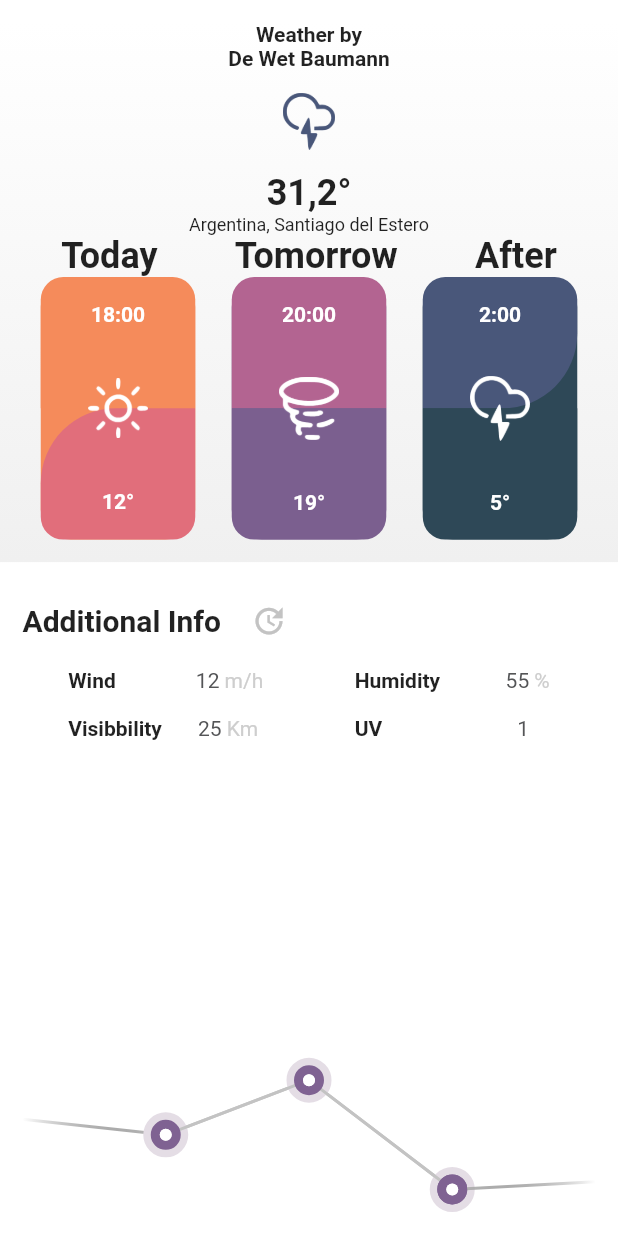
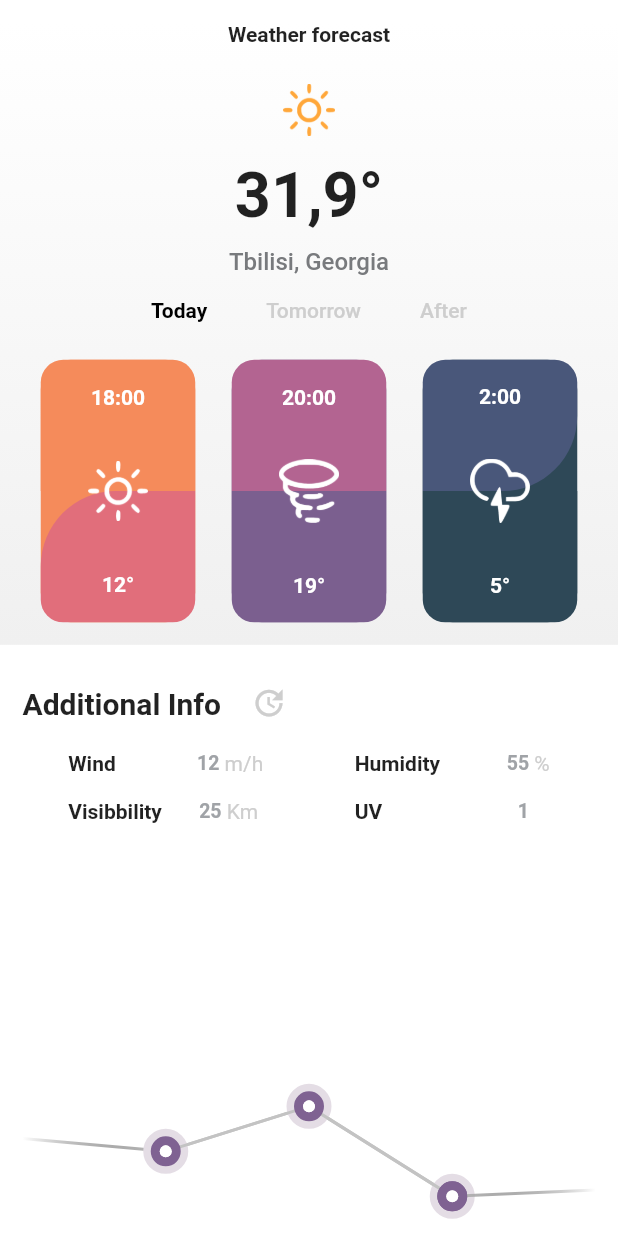
Before and after one commit to dewetbaumann/flutter-weather, a Flutter app: the screen it shows after launch, after a tap on the "update" icon, on a phone screen of 412 x 824 dp. Run offline on Flutter 3.47's test engine with Material 2 defaults, Android fonts, the light colour scheme and no system bars; drawn by our look-alikes of fl_chart; our stand-ins replace dio; network calls fail.

Commit message:
agregue comentarios para facilitar lectura de codigo
Modifique colores y fuentes en todos los lugares de la aplicacion

se renombro un widget y su archivo

```diff
--- a/lib/home_screen.dart
+++ b/lib/home_screen.dart
@@ -33,20 +33,27 @@ class HomeScreen extends StatelessWidget {
                 ),
                 child: Column(
                   children: const <Widget>[
+                    // Titulo de la app
                     Text(
-                      'Weather by\nDe Wet Baumann',
+                      'Weather forecast',
                       style: TextStyle(fontWeight: FontWeight.bold),
                       textAlign: TextAlign.center,
                     ),
+
+                    // Icono, temperatura actual y ubicación
                     CurrentStatus(
-                      icon: 'electric-storm',
-                      temperature: '31,2',
-                      ubication: 'Argentina, Santiago del Estero',
+                      icon: 'sun',
+                      temperature: '31,9',
+                      ubication: 'Tbilisi, Georgia',
                     ),
+
+                    // Tarjetas de la temperatura
                     DayCards(),
                   ],
                 ),
               ),
+
+              // Informacion adicional
               const Padding(
                 padding: EdgeInsets.symmetric(horizontal: 15),
                 child: AdditionalInfo(
@@ -56,6 +63,8 @@ class HomeScreen extends StatelessWidget {
                   uv: '1',
                 ),
               ),
+
+              // Grafica de la temperatura
               const CustomGraphic(
                 firstSpot: 14,
                 secondSpot: 12,
--- a/lib/ui/widgets/current_status.dart
+++ b/lib/ui/widgets/current_status.dart
@@ -23,7 +23,7 @@ class CurrentStatus extends StatelessWidget {
     return Column(
       children: <Widget>[
         Padding(
-          padding: const EdgeInsets.only(top: 15, bottom: 15),
+          padding: const EdgeInsets.only(top: 25, bottom: 15),
           child: Image.asset(
             'assets/images/$icon.png',
             color: color,
@@ -34,12 +34,19 @@ class CurrentStatus extends StatelessWidget {
           '$temperature°',
           style: const TextStyle(
             fontWeight: FontWeight.bold,
-            fontSize: 24,
+            fontSize: 42,
           ),
         ),
-        Text(
-          ubication,
-          style: const TextStyle(fontSize: 12),
+        Padding(
+          padding: const EdgeInsets.only(top: 10),
+          child: Text(
+            ubication,
+            style: const TextStyle(
+              fontSize: 16,
+              fontWeight: FontWeight.w500,
+              color: Color.fromARGB(255, 120, 122, 125),
+            ),
+          ),
         ),
       ],
     );
--- a/lib/ui/widgets/day_cards/all_cards.dart
+++ /dev/null
@@ -1,39 +0,0 @@
-import 'package:flutter/material.dart';
-import 'package:weather/ui/utils/colors_palette.dart';
-import 'package:weather/ui/widgets/day_cards/first_card.dart';
-
-class AllCards extends StatelessWidget {
-  const AllCards();
-
-  @override
-  Widget build(BuildContext context) {
-    return Row(
-      mainAxisAlignment: MainAxisAlignment.spaceAround,
-      children: const <Widget>[
-        CustomCard(
-          time: '18:00',
-          temperature: '12',
-          icon: 'sun',
-          topColor: salmonColor,
-          bottomColor: roseColor,
-          leftRadius: 50,
-        ),
-        CustomCard(
-          time: '20:00',
-          temperature: '19',
-          icon: 'wind',
-          topColor: pinkColor,
-          bottomColor: violetColor,
-        ),
-        CustomCard(
-          time: '2:00',
-          temperature: '5',
-          icon: 'electric-storm',
-          topColor: blueColor,
-          bottomColor: oceanGreen,
-          rightRadius: 50,
-        ),
-      ],
-    );
-  }
-}
--- /dev/null
+++ b/lib/ui/widgets/day_cards/cards_whit_temperatures.dart
@@ -0,0 +1,42 @@
+import 'package:flutter/material.dart';
+import 'package:weather/ui/utils/colors_palette.dart';
+import 'package:weather/ui/widgets/day_cards/first_card.dart';
+
+class CardsWithTemperatures extends StatelessWidget {
+  const CardsWithTemperatures();
+
+  @override
+  Widget build(BuildContext context) {
+    return Padding(
+      padding: const EdgeInsets.only(top: 25),
+      child: Row(
+        mainAxisAlignment: MainAxisAlignment.spaceAround,
+        children: const <Widget>[
+          CustomCard(
+            time: '18:00',
+            temperature: '12',
+            icon: 'sun',
+            topColor: salmonColor,
+            bottomColor: roseColor,
+            leftRadius: 50,
+          ),
+          CustomCard(
+            time: '20:00',
+            temperature: '19',
+            icon: 'wind',
+            topColor: pinkColor,
+            bottomColor: violetColor,
+          ),
+          CustomCard(
+            time: '2:00',
+            temperature: '5',
+            icon: 'electric-storm',
+            topColor: blueColor,
+            bottomColor: oceanGreen,
+            rightRadius: 50,
+          ),
+        ],
+      ),
+    );
+  }
+}
--- a/lib/ui/widgets/day_cards/day_cards.dart
+++ b/lib/ui/widgets/day_cards/day_cards.dart
@@ -1,5 +1,5 @@
 import 'package:flutter/material.dart';
-import 'package:weather/ui/widgets/day_cards/all_cards.dart';
+import 'package:weather/ui/widgets/day_cards/cards_whit_temperatures.dart';
 import 'package:weather/ui/widgets/day_cards/name_of_days.dart';
 
 class DayCards extends StatelessWidget {
@@ -10,7 +10,7 @@ class DayCards extends StatelessWidget {
     return Column(
       children: const <Widget>[
         NameOfDays(),
-        AllCards(),
+        CardsWithTemperatures(),
       ],
     );
   }
--- a/lib/ui/widgets/day_cards/name_of_days.dart
+++ b/lib/ui/widgets/day_cards/name_of_days.dart
@@ -1,35 +1,35 @@
 import 'package:flutter/material.dart';
+import 'package:weather/ui/utils/colors_palette.dart';
 
 class NameOfDays extends StatelessWidget {
   const NameOfDays();
 
   @override
   Widget build(BuildContext context) {
-    return Row(
-      mainAxisAlignment: MainAxisAlignment.spaceAround,
-      children: const <Text>[
-        Text(
-          'Today',
-          style: TextStyle(
-            fontWeight: FontWeight.bold,
-            fontSize: 24,
-          ),
-        ),
-        Text(
-          'Tomorrow',
-          style: TextStyle(
-            fontWeight: FontWeight.bold,
-            fontSize: 24,
-          ),
-        ),
-        Text(
-          'After',
-          style: TextStyle(
-            fontWeight: FontWeight.bold,
-            fontSize: 24,
-          ),
-        ),
-      ],
+    return Container(
+      padding: const EdgeInsets.only(top: 15),
+      width: 250,
+      child: Row(
+        mainAxisAlignment: MainAxisAlignment.spaceAround,
+        children: <Text>[
+          _dayText('Today', isActive: true),
+          _dayText('Tomorrow'),
+          _dayText('After'),
+        ],
+      ),
     );
   }
+
+  Text _dayText(
+    String day, {
+    bool isActive = false,
+  }) =>
+      Text(
+        day,
+        style: TextStyle(
+          fontWeight: !isActive ? FontWeight.w500 : FontWeight.bold,
+          fontSize: 14,
+          color: !isActive ? greyColorLight : Colors.black,
+        ),
+      );
 }
--- a/lib/ui/widgets/home/additional_info.dart
+++ b/lib/ui/widgets/home/additional_info.dart
@@ -1,5 +1,6 @@
 import 'package:dio/dio.dart';
 import 'package:flutter/material.dart';
+import 'package:weather/ui/utils/colors_palette.dart';
 import 'package:weather/ui/widgets/home/data_representation.dart';
 
 class AdditionalInfo extends StatelessWidget {
@@ -53,14 +54,14 @@ class AdditionalInfo extends StatelessWidget {
                       double.parse(_response.data['wind']['speed'].toString());
                   final double _visibility = double.parse(_response.data['visibility'].toString());
 
-                  print('Temperature: $_currentTempInCelcius');
-                  print('Wind speed: $_windSpeed');
-                  print('Visibility: $_visibility');
-                  print('Humidity: $_humidity');
+                  // print('Temperature: $_currentTempInCelcius');
+                  // print('Wind speed: $_windSpeed');
+                  // print('Visibility: $_visibility');
+                  // print('Humidity: $_humidity');
                 },
                 child: const Icon(
                   Icons.update,
-                  color: Color(0xFFC3C3C3),
+                  color: greyColorLight,
                 ),
               ),
             ],
--- a/lib/ui/widgets/home/data_representation.dart
+++ b/lib/ui/widgets/home/data_representation.dart
@@ -29,7 +29,11 @@ class DataRepresentation extends StatelessWidget {
           ),
           Text(
             data,
-            style: const TextStyle(color: greyColorDark),
+            style: const TextStyle(
+              fontSize: 13,
+              color: Color.fromARGB(255, 160, 163, 167),
+              fontWeight: FontWeight.bold,
+            ),
           ),
           Text(
             unity,
```
